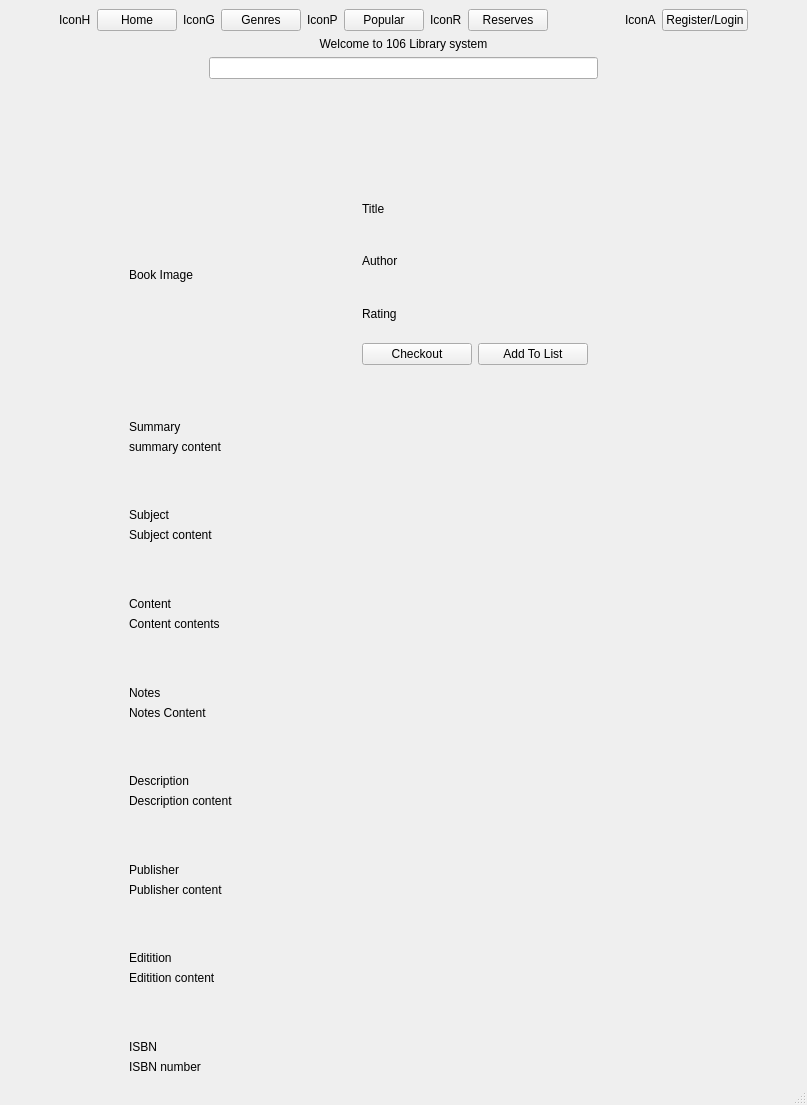
Old version of the form IsraelEthanTaehgCS106point2/userBookPage.ui in the repository israelBlackyb/IETMCS106.2.
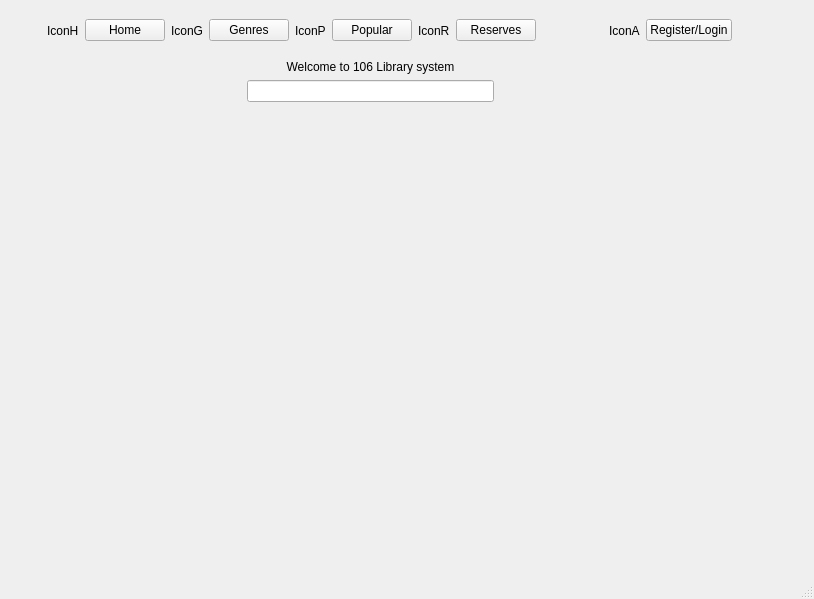
New version of the form.

```diff
--- a/IsraelEthanTaehgCS106point2/userBookPage.ui
+++ b/IsraelEthanTaehgCS106point2/userBookPage.ui
@@ -6,16 +6,23 @@
    <rect>
     <x>0</x>
     <y>0</y>
-    <width>807</width>
-    <height>1105</height>
+    <width>814</width>
+    <height>599</height>
    </rect>
   </property>
   <property name="windowTitle">
    <string>MainWindow</string>
   </property>
   <widget class="QWidget" name="centralwidget">
-   <layout class="QVBoxLayout" name="verticalLayout_4">
-    <item>
+   <widget class="QWidget" name="horizontalLayoutWidget">
+    <property name="geometry">
+     <rect>
+      <x>0</x>
+      <y>0</y>
+      <width>779</width>
+      <height>61</height>
+     </rect>
+    </property>
      <layout class="QHBoxLayout" name="horizontalLayout">
       <item>
        <spacer name="horizontalSpacer">
@@ -91,13 +98,10 @@
         <property name="orientation">
          <enum>Qt::Vertical</enum>
         </property>
-        <property name="sizeType">
-         <enum>QSizePolicy::Maximum</enum>
-        </property>
         <property name="sizeHint" stdset="0">
          <size>
           <width>20</width>
-          <height>90</height>
+         <height>40</height>
          </size>
         </property>
        </spacer>
@@ -143,8 +147,16 @@
        </spacer>
       </item>
      </layout>
-    </item>
-    <item>
+   </widget>
+   <widget class="QWidget" name="verticalLayoutWidget">
+    <property name="geometry">
+     <rect>
+      <x>0</x>
+      <y>60</y>
+      <width>741</width>
+      <height>141</height>
+     </rect>
+    </property>
      <layout class="QVBoxLayout" name="verticalLayout">
       <item>
        <widget class="QLabel" name="label_6">
@@ -163,12 +175,9 @@
           <property name="orientation">
            <enum>Qt::Horizontal</enum>
           </property>
-          <property name="sizeType">
-           <enum>QSizePolicy::Maximum</enum>
-          </property>
           <property name="sizeHint" stdset="0">
            <size>
-            <width>200</width>
+           <width>40</width>
             <height>20</height>
            </size>
           </property>
@@ -182,12 +191,9 @@
           <property name="orientation">
            <enum>Qt::Horizontal</enum>
           </property>
-          <property name="sizeType">
-           <enum>QSizePolicy::Maximum</enum>
-          </property>
           <property name="sizeHint" stdset="0">
            <size>
-            <width>200</width>
+           <width>40</width>
             <height>20</height>
            </size>
           </property>
@@ -200,362 +206,16 @@
         <property name="orientation">
          <enum>Qt::Vertical</enum>
         </property>
-        <property name="sizeType">
-         <enum>QSizePolicy::Maximum</enum>
-        </property>
         <property name="sizeHint" stdset="0">
          <size>
           <width>20</width>
-          <height>100</height>
-         </size>
-        </property>
-       </spacer>
-      </item>
-     </layout>
-    </item>
-    <item>
-     <layout class="QGridLayout" name="gridLayout">
-      <item row="0" column="2">
-       <spacer name="horizontalSpacer_6">
-        <property name="orientation">
-         <enum>Qt::Horizontal</enum>
-        </property>
-        <property name="sizeType">
-         <enum>QSizePolicy::Maximum</enum>
-        </property>
-        <property name="sizeHint" stdset="0">
-         <size>
-          <width>120</width>
-          <height>20</height>
-         </size>
-        </property>
-       </spacer>
-      </item>
-      <item row="0" column="1">
-       <layout class="QVBoxLayout" name="verticalLayout_3">
-        <item>
-         <layout class="QHBoxLayout" name="horizontalLayout_4">
-          <item>
-           <widget class="QLabel" name="label_10">
-            <property name="text">
-             <string>Book Image</string>
-            </property>
-           </widget>
-          </item>
-          <item>
-           <layout class="QVBoxLayout" name="verticalLayout_2">
-            <item>
-             <widget class="QLabel" name="label_7">
-              <property name="text">
-               <string>Title</string>
-              </property>
-             </widget>
-            </item>
-            <item>
-             <widget class="QLabel" name="label_8">
-              <property name="text">
-               <string>Author</string>
-              </property>
-             </widget>
-            </item>
-            <item>
-             <widget class="QLabel" name="label_9">
-              <property name="text">
-               <string>Rating</string>
-              </property>
-             </widget>
-            </item>
-            <item>
-             <layout class="QHBoxLayout" name="horizontalLayout_3">
-              <item>
-               <widget class="QPushButton" name="pushButton_6">
-                <property name="text">
-                 <string>Checkout</string>
-                </property>
-               </widget>
-              </item>
-              <item>
-               <widget class="QPushButton" name="pushButton_7">
-                <property name="text">
-                 <string>Add To List</string>
-                </property>
-               </widget>
-              </item>
-             </layout>
-            </item>
-           </layout>
-          </item>
-          <item>
-           <spacer name="horizontalSpacer_8">
-            <property name="orientation">
-             <enum>Qt::Horizontal</enum>
-            </property>
-            <property name="sizeType">
-             <enum>QSizePolicy::Maximum</enum>
-            </property>
-            <property name="sizeHint" stdset="0">
-             <size>
-              <width>70</width>
-              <height>20</height>
-             </size>
-            </property>
-           </spacer>
-          </item>
-          <item>
-           <spacer name="verticalSpacer_10">
-            <property name="orientation">
-             <enum>Qt::Vertical</enum>
-            </property>
-            <property name="sizeType">
-             <enum>QSizePolicy::Maximum</enum>
-            </property>
-            <property name="sizeHint" stdset="0">
-             <size>
-              <width>20</width>
-              <height>180</height>
-             </size>
-            </property>
-           </spacer>
-          </item>
-         </layout>
-        </item>
-        <item>
-         <spacer name="verticalSpacer_11">
-          <property name="orientation">
-           <enum>Qt::Vertical</enum>
-          </property>
-          <property name="sizeHint" stdset="0">
-           <size>
-            <width>20</width>
             <height>40</height>
            </size>
           </property>
          </spacer>
         </item>
-        <item>
-         <widget class="QLabel" name="label_11">
-          <property name="text">
-           <string>Summary</string>
-          </property>
-         </widget>
-        </item>
-        <item>
-         <widget class="QLabel" name="label_12">
-          <property name="text">
-           <string>summary content</string>
-          </property>
-         </widget>
-        </item>
-        <item>
-         <spacer name="verticalSpacer_4">
-          <property name="orientation">
-           <enum>Qt::Vertical</enum>
-          </property>
-          <property name="sizeHint" stdset="0">
-           <size>
-            <width>20</width>
-            <height>40</height>
-           </size>
-          </property>
-         </spacer>
-        </item>
-        <item>
-         <widget class="QLabel" name="label_13">
-          <property name="text">
-           <string>Subject</string>
-          </property>
-         </widget>
-        </item>
-        <item>
-         <widget class="QLabel" name="label_14">
-          <property name="text">
-           <string>Subject content</string>
-          </property>
-         </widget>
-        </item>
-        <item>
-         <spacer name="verticalSpacer_5">
-          <property name="orientation">
-           <enum>Qt::Vertical</enum>
-          </property>
-          <property name="sizeHint" stdset="0">
-           <size>
-            <width>20</width>
-            <height>40</height>
-           </size>
-          </property>
-         </spacer>
-        </item>
-        <item>
-         <widget class="QLabel" name="label_15">
-          <property name="text">
-           <string>Content</string>
-          </property>
-         </widget>
-        </item>
-        <item>
-         <widget class="QLabel" name="label_16">
-          <property name="text">
-           <string>Content contents</string>
-          </property>
-         </widget>
-        </item>
-        <item>
-         <spacer name="verticalSpacer_6">
-          <property name="orientation">
-           <enum>Qt::Vertical</enum>
-          </property>
-          <property name="sizeHint" stdset="0">
-           <size>
-            <width>20</width>
-            <height>40</height>
-           </size>
-          </property>
-         </spacer>
-        </item>
-        <item>
-         <widget class="QLabel" name="label_17">
-          <property name="text">
-           <string>Notes</string>
-          </property>
-         </widget>
-        </item>
-        <item>
-         <widget class="QLabel" name="label_18">
-          <property name="text">
-           <string>Notes Content</string>
-          </property>
-         </widget>
-        </item>
-        <item>
-         <spacer name="verticalSpacer_7">
-          <property name="orientation">
-           <enum>Qt::Vertical</enum>
-          </property>
-          <property name="sizeHint" stdset="0">
-           <size>
-            <width>20</width>
-            <height>40</height>
-           </size>
-          </property>
-         </spacer>
-        </item>
-        <item>
-         <widget class="QLabel" name="label_19">
-          <property name="text">
-           <string>Description</string>
-          </property>
-         </widget>
-        </item>
-        <item>
-         <widget class="QLabel" name="label_20">
-          <property name="text">
-           <string>Description content</string>
-          </property>
-         </widget>
-        </item>
-        <item>
-         <spacer name="verticalSpacer_8">
-          <property name="orientation">
-           <enum>Qt::Vertical</enum>
-          </property>
-          <property name="sizeHint" stdset="0">
-           <size>
-            <width>20</width>
-            <height>40</height>
-           </size>
-          </property>
-         </spacer>
-        </item>
-        <item>
-         <widget class="QLabel" name="label_21">
-          <property name="text">
-           <string>Publisher</string>
-          </property>
-         </widget>
-        </item>
-        <item>
-         <widget class="QLabel" name="label_22">
-          <property name="text">
-           <string>Publisher content</string>
-          </property>
-         </widget>
-        </item>
-        <item>
-         <spacer name="verticalSpacer_9">
-          <property name="orientation">
-           <enum>Qt::Vertical</enum>
-          </property>
-          <property name="sizeHint" stdset="0">
-           <size>
-            <width>20</width>
-            <height>40</height>
-           </size>
-          </property>
-         </spacer>
-        </item>
-        <item>
-         <widget class="QLabel" name="label_23">
-          <property name="text">
-           <string>Editition</string>
-          </property>
-         </widget>
-        </item>
-        <item>
-         <widget class="QLabel" name="label_24">
-          <property name="text">
-           <string>Editition content</string>
-          </property>
-         </widget>
-        </item>
-        <item>
-         <spacer name="verticalSpacer_2">
-          <property name="orientation">
-           <enum>Qt::Vertical</enum>
-          </property>
-          <property name="sizeHint" stdset="0">
-           <size>
-            <width>20</width>
-            <height>40</height>
-           </size>
-          </property>
-         </spacer>
-        </item>
-        <item>
-         <widget class="QLabel" name="label_25">
-          <property name="text">
-           <string>ISBN</string>
-          </property>
-         </widget>
-        </item>
-        <item>
-         <widget class="QLabel" name="label_26">
-          <property name="text">
-           <string>ISBN number</string>
-          </property>
-         </widget>
-        </item>
-       </layout>
-      </item>
-      <item row="0" column="0">
-       <spacer name="horizontalSpacer_7">
-        <property name="orientation">
-         <enum>Qt::Horizontal</enum>
-        </property>
-        <property name="sizeType">
-         <enum>QSizePolicy::Maximum</enum>
-        </property>
-        <property name="sizeHint" stdset="0">
-         <size>
-          <width>120</width>
-          <height>20</height>
-         </size>
-        </property>
-       </spacer>
-      </item>
-     </layout>
-    </item>
-   </layout>
+    </layout>
+   </widget>
   </widget>
   <widget class="QMenuBar" name="menubar">
    <property name="geometry">
```
Left out of the diff: 4 changed lines with no effect on the pictures. Lines whose indentation alone changed are shown as unchanged.
